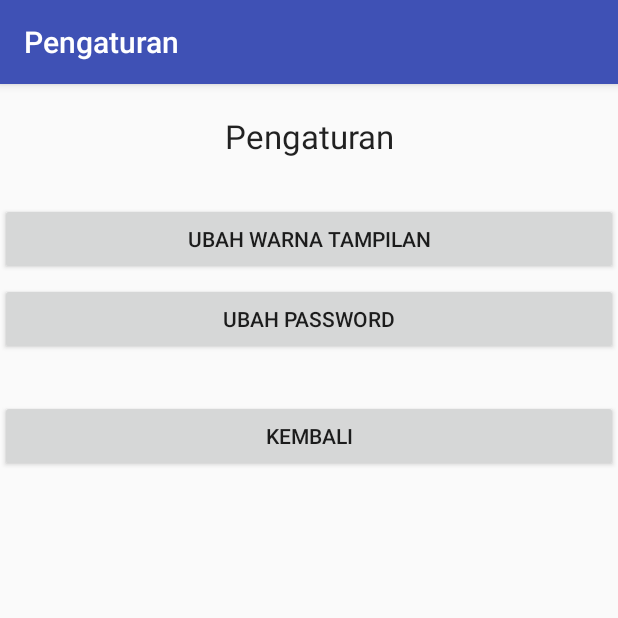
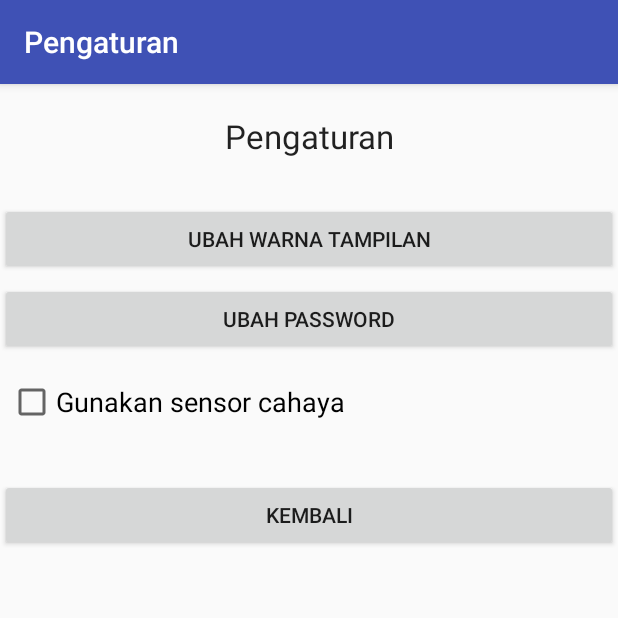
Before and after one commit to LydiaFebtriani/PKL-Mobile-Kelompok, an Android app: the Home screen opened directly, with no data from a screen before it, in the options menu, after a tap on "Pengaturan", on a phone screen of 412 x 824 dp, the top half of it. Run offline under Robolectric (Android 15) with nearby library versions, the phone set to English and light mode, and no system bars; 9 statements that could not run were skipped.

Commit message:
update sensor

```diff
--- a/app/src/main/java/com/pab/unpar/pklmobilekelompok/Home.java
+++ b/app/src/main/java/com/pab/unpar/pklmobilekelompok/Home.java
@@ -3,6 +3,8 @@ package com.pab.unpar.pklmobilekelompok;
 import android.content.Context;
 import android.content.Intent;
 import android.content.SharedPreferences;
+import android.hardware.Sensor;
+import android.hardware.SensorManager;
 import android.media.MediaPlayer;
 import android.net.ConnectivityManager;
 import android.net.NetworkInfo;
@@ -17,15 +19,22 @@ import android.widget.Button;
 import android.widget.Toast;
 
 public class Home extends AppCompatActivity {
+
     private SharedPreferences sp;
+    private SensorData sensorData;
 
     @Override
     protected void onCreate(Bundle savedInstanceState) {
         super.onCreate(savedInstanceState);
+
+        sp = getSharedPreferences("dataProduk", MODE_PRIVATE);
+        if (sp.getBoolean("useSensor", false)) {
+            sensorData = new SensorData(this,(SensorManager)getSystemService(Context.SENSOR_SERVICE));
+        }
+
         Utils.onActivityCreateSetTheme(this);
         setContentView(R.layout.activity_home);
 
-        sp=getSharedPreferences("dataProduk",MODE_PRIVATE);
         SharedPreferences.Editor ed = sp.edit();
 
         Connect con = new Connect();
@@ -82,6 +91,7 @@ public class Home extends AppCompatActivity {
         katalog.setOnClickListener(new View.OnClickListener(){
             @Override
             public void onClick(View arg0){
+                sensorData.unregisterSensor();
                 Intent i = new Intent(Home.this, Katalog.class);
                 startActivity(i);
             }
@@ -91,6 +101,7 @@ public class Home extends AppCompatActivity {
         transaksi.setOnClickListener(new View.OnClickListener(){
             @Override
             public void onClick(View arg0){
+                sensorData.unregisterSensor();
                 Intent i = new Intent(Home.this, Transaksi.class);
                 startActivity(i);
             }
@@ -100,6 +111,7 @@ public class Home extends AppCompatActivity {
         tmbhProduk.setOnClickListener(new View.OnClickListener(){
             @Override
             public void onClick(View arg0){
+                sensorData.unregisterSensor();
                 Intent i = new Intent(Home.this, Tambah.class);
                 startActivity(i);
             }
@@ -109,6 +121,7 @@ public class Home extends AppCompatActivity {
         rekap.setOnClickListener(new View.OnClickListener(){
             @Override
             public void onClick(View arg0){
+                sensorData.unregisterSensor();
                 Intent i = new Intent(Home.this, Rekap.class);
                 startActivity(i);
             }
@@ -128,6 +141,7 @@ public class Home extends AppCompatActivity {
             String sessionId = sp.getString("sessionId","");
             Soap soap = new Soap();
             if(soap.logout(this,sessionId)){
+                sensorData.unregisterSensor();
                 Intent i = new Intent(Home.this, Login.class);
                 startActivity(i);
                 finish();
@@ -137,11 +151,13 @@ public class Home extends AppCompatActivity {
             }
         }
         else if(item.getItemId() == R.id.keluar){
+            sensorData.unregisterSensor();
             Intent i = new Intent(Home.this, SplashKeluar.class);
             startActivity(i);
             finish();
         }
         else if(item.getItemId() == R.id.settings){
+            sensorData.unregisterSensor();
             Intent i = new Intent(Home.this, Pengaturan.class);
             startActivity(i);
             finish();
--- a/app/src/main/java/com/pab/unpar/pklmobilekelompok/SensorData.java
+++ b/app/src/main/java/com/pab/unpar/pklmobilekelompok/SensorData.java
@@ -44,4 +44,10 @@ public class SensorData implements SensorEventListener {
     public void onAccuracyChanged(Sensor sensor, int accuracy) {
 
     }
+
+    public void unregisterSensor() {
+        manager.unregisterListener(this);
+        Log.d("Sensor", "Unregistered");
+    }
+
 }
--- a/app/src/main/java/com/pab/unpar/pklmobilekelompok/Tambah.java
+++ b/app/src/main/java/com/pab/unpar/pklmobilekelompok/Tambah.java
@@ -24,10 +24,15 @@ public class Tambah extends AppCompatActivity implements View.OnClickListener{
     @Override
     protected void onCreate(Bundle savedInstanceState) {
         super.onCreate(savedInstanceState);
-        sensorData=new SensorData(this,(SensorManager)getSystemService(Context.SENSOR_SERVICE));
+
+        sp = getSharedPreferences("dataProduk", MODE_PRIVATE);
+        if (sp.getBoolean("useSensor", false)) {
+            sensorData = new SensorData(this,(SensorManager)getSystemService(Context.SENSOR_SERVICE));
+        }
+
         Utils.onActivityCreateSetTheme(this);
         setContentView(R.layout.activity_tambah);
-        sp=getSharedPreferences("dataProduk",MODE_PRIVATE);
+
         ed = this.sp.edit();
 
         sessionId = sp.getString("sessionId","");
@@ -74,6 +79,7 @@ public class Tambah extends AppCompatActivity implements View.OnClickListener{
         Intent i;
         switch (view.getId()){
             case R.id.buttonBatal:
+                sensorData.unregisterSensor();
                 i = new Intent(Tambah.this, Katalog.class);
                 startActivity(i);
                 finish();
@@ -94,6 +100,7 @@ public class Tambah extends AppCompatActivity implements View.OnClickListener{
                 boolean res = soap.setAddProduk(this,sessionId,idUser,nama,hargaPokok,hargaJual);
                 if(res){
                     Toast.makeText(getApplicationContext(),"Produk berhasil ditambahkan!",Toast.LENGTH_SHORT).show();
+                    sensorData.unregisterSensor();
                     i = new Intent(Tambah.this, Katalog.class);
                     startActivity(i);
                     finish();
--- a/app/src/main/res/layout/activity_pengaturan.xml
+++ b/app/src/main/res/layout/activity_pengaturan.xml
@@ -27,10 +27,11 @@
         android:text="Kembali"
         android:layout_width="match_parent"
         android:layout_height="wrap_content"
-        android:layout_marginTop="30dp"
+        android:layout_marginTop="35dp"
         android:id="@+id/buttonKembaliPengaturan"
-        android:layout_below="@+id/buttonUbahPass"
-        android:layout_centerHorizontal="true" />
+        android:layout_below="@+id/cbSensorCahaya"
+        android:layout_alignParentLeft="true"
+        android:layout_alignParentStart="true" />
 
     <TextView
         android:text="Pengaturan"
@@ -43,5 +44,18 @@
         android:layout_alignParentTop="true"
         android:layout_centerHorizontal="true" />
 
+    <CheckBox
+        android:id="@+id/cbSensorCahaya"
+        android:layout_width="wrap_content"
+        android:layout_height="wrap_content"
+        android:layout_marginTop="15dp"
+        android:text="Gunakan sensor cahaya"
+        android:textAppearance="?android:attr/textAppearanceMedium"
+        android:layout_below="@+id/buttonUbahPass"
+        android:layout_alignParentLeft="true"
+        android:layout_alignParentStart="true"
+        android:layout_marginLeft="5dp"
+        android:layout_marginStart="5dp" />
+
 
 </RelativeLayout>
```
Also changed, not shown: app/src/main/java/com/pab/unpar/pklmobilekelompok/DetailProduk.java (+13 -2 lines), app/src/main/java/com/pab/unpar/pklmobilekelompok/Jual.java (+9 -2 lines), app/src/main/java/com/pab/unpar/pklmobilekelompok/Katalog.java (+13 -2 lines), app/src/main/java/com/pab/unpar/pklmobilekelompok/Login.java (+8 -1 lines), app/src/main/java/com/pab/unpar/pklmobilekelompok/Pengaturan.java (+49 -4 lines), app/src/main/java/com/pab/unpar/pklmobilekelompok/Register.java (+14 -0 lines), app/src/main/java/com/pab/unpar/pklmobilekelompok/Rekap.java (+7 -2 lines), app/src/main/java/com/pab/unpar/pklmobilekelompok/Transaksi.java (+13 -3 lines), app/src/main/res/layout/activity_ubahwarna.xml (+11 -0 lines).
